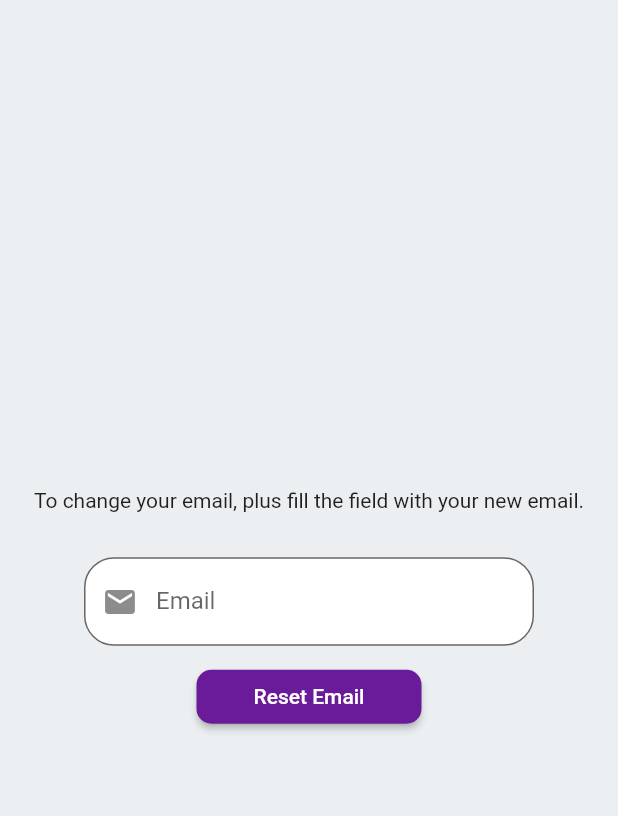
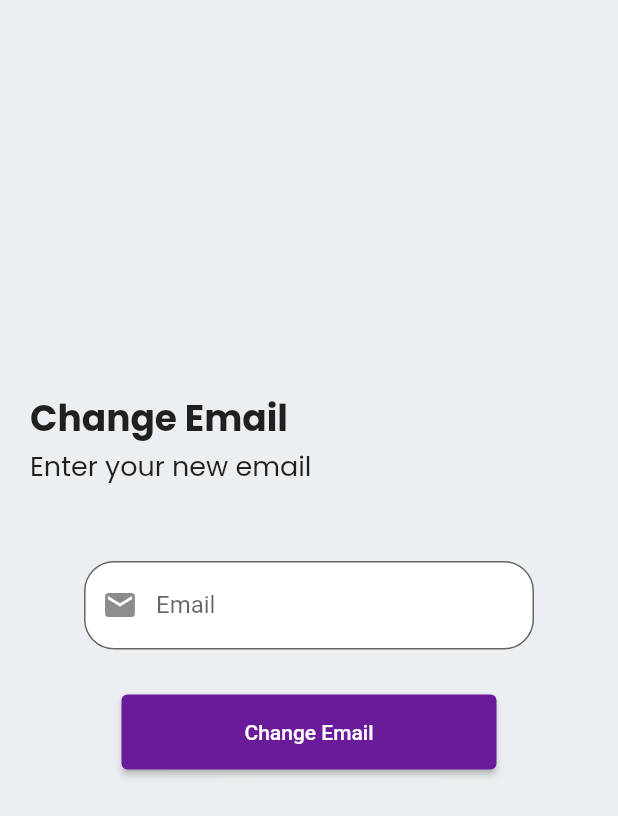
Before and after one commit to LahoucineLapunaire/ilili, a Flutter app: the SettingsPage screen opened directly, after a tap on "Change email", on a phone screen of 412 x 824 dp. Shown: the top 816 px of the screen. Run offline on Flutter 3.47's test engine with Material 2 defaults, Android fonts, the phone set to English and light mode, and no system bars; our stand-ins replace audioplayers, carousel_slider, cloud_firestore, delayed_display, file_picker, firebase_auth and 12 more; missing offline and left inert: ffmpeg_kit_flutter, flutter_sound, mailer; accounts and stored records are empty; network calls fail; statements that could not run were skipped.

Commit message:
[STYLE]  MessageList,ResetEmail, Settings, SetUsername : Creation of style and animation for Chat, MessageList,ResetEmail, Settings, SetUsername

```diff
--- a/lib/components/resetEmail.dart
+++ b/lib/components/resetEmail.dart
@@ -1,5 +1,6 @@
 import 'package:firebase_auth/firebase_auth.dart';
 import 'package:flutter/material.dart';
+import 'package:google_fonts/google_fonts.dart';
 import 'package:ilili/components/login.dart';
 import 'package:cloud_firestore/cloud_firestore.dart';
 import 'package:ilili/components/widget.dart';
@@ -25,9 +26,9 @@ class _ResetEmailState extends State<ResetEmail> {
           mainAxisAlignment: MainAxisAlignment.center,
           children: [
             TextTop(),
-            SizedBox(height: 20),
+            SizedBox(height: 50),
             EmailSection(),
-            SizedBox(height: 20),
+            SizedBox(height: 50),
           ],
         ),
       ),
@@ -40,12 +41,32 @@ class TextTop extends StatelessWidget {
 
   @override
   Widget build(BuildContext context) {
-    return const Padding(
-      padding: EdgeInsets.all(10),
-      child: Text(
-        "To change your email, plus fill the field with your new email.",
-        style: TextStyle(),
-      ),
+    return Column(
+      children: [
+        Container(
+          padding: EdgeInsets.only(left: 20),
+          width: double.maxFinite,
+          child:
+              Column(crossAxisAlignment: CrossAxisAlignment.start, children: [
+            Text(
+              "Change Email",
+              style: TextStyle(
+                fontFamily: GoogleFonts.poppins().fontFamily,
+                fontSize: 24,
+                fontWeight: FontWeight.bold,
+              ),
+            ),
+            Text(
+              "Enter your new email",
+              style: TextStyle(
+                fontFamily: GoogleFonts.poppins().fontFamily,
+                fontSize: 18,
+                fontWeight: FontWeight.w400,
+              ),
+            )
+          ]),
+        )
+      ],
     );
   }
 }
@@ -94,22 +115,19 @@ class _EmailSectionState extends State<EmailSection> {
                 ),
               ),
             ),
-            SizedBox(height: 10),
+            SizedBox(height: 30),
             ElevatedButton(
               onPressed: () {
                 sendEmailResetEmail();
               },
-              child: Text('Reset Email'),
+              child: Text(
+                "Change Email",
+              ),
               style: ElevatedButton.styleFrom(
-                shape: RoundedRectangleBorder(
-                  borderRadius: BorderRadius.circular(10),
-                ),
-                fixedSize:
-                    Size(150, 25), // Set the width and height of the button
-                backgroundColor:
-                    Color(0xFF6A1B9A), // Set the background color of the button
+                backgroundColor: Color(0xFF6A1B9A),
+                minimumSize: Size(250, 50),
               ),
-            ),
+            )
           ],
         ));
   }
--- a/lib/components/settings.dart
+++ b/lib/components/settings.dart
@@ -1,6 +1,7 @@
 import 'package:cloud_firestore/cloud_firestore.dart';
 import 'package:firebase_auth/firebase_auth.dart';
 import 'package:flutter/material.dart';
+import 'package:google_fonts/google_fonts.dart';
 import 'package:ilili/components/PrivacyPolicy.dart';
 import 'package:ilili/components/changeProfile.dart';
 import 'package:ilili/components/legalnotice.dart';
@@ -51,8 +52,24 @@ class _SettingsPageState extends State<SettingsPage> {
   @override
   Widget build(BuildContext context) {
     return Scaffold(
+        backgroundColor: Color(0xFFFAFAFA),
         appBar: AppBar(
-          title: Text('Settings'),
+          backgroundColor: Color(0xFFFAFAFA),
+          leading: IconButton(
+            icon: Icon(Icons.arrow_back, color: Colors.black),
+            onPressed: () {
+              Navigator.pop(context);
+            },
+          ),
+          title: Text(
+            "Settings",
+            style: TextStyle(
+              fontFamily: GoogleFonts.poppins().fontFamily,
+              fontSize: 24,
+              fontWeight: FontWeight.bold,
+              color: Colors.black,
+            ),
+          ),
         ),
         body: SingleChildScrollView(
           child: Container(
@@ -109,7 +126,8 @@ class ProfileSection extends StatelessWidget {
             title: Text(
               'Account Settings', // Text for the title
               style: TextStyle(
-                fontWeight: FontWeight.bold,
+                fontFamily: GoogleFonts.poppins().fontFamily,
+                fontWeight: FontWeight.w600,
                 fontSize: 18,
               ),
             ),
@@ -182,15 +200,25 @@ class _NotificationSectionState extends State<NotificationSection> {
             title: Text(
               'Notifications', // Text for the title
               style: TextStyle(
-                fontWeight: FontWeight.bold,
+                fontFamily: GoogleFonts.poppins().fontFamily,
+                fontWeight: FontWeight.w600,
                 fontSize: 18,
               ),
             ),
           ),
           ListTile(
-            title: Text("Followers"),
-            subtitle: Text("Turn on/off notifications about followers"),
+            title: Text(
+              "Followers",
+              style: TextStyle(
+                fontFamily: GoogleFonts.poppins().fontFamily,
+              ),
+            ),
+            subtitle: Text("Turn on/off notifications about followers",
+                style: TextStyle(
+                  fontFamily: GoogleFonts.poppins().fontFamily,
+                )),
             trailing: Switch(
+              activeColor: Color(0xFF6A1B9A),
               value: followers,
               onChanged: (value) {
                 setState(() {
@@ -201,9 +229,16 @@ class _NotificationSectionState extends State<NotificationSection> {
             ),
           ),
           ListTile(
-            title: Text("Chat messages"),
-            subtitle: Text("Turn on/off notifications about messages"),
+            title: Text("Chat messages",
+                style: TextStyle(
+                  fontFamily: GoogleFonts.poppins().fontFamily,
+                )),
+            subtitle: Text("Turn on/off notifications about messages",
+                style: TextStyle(
+                  fontFamily: GoogleFonts.poppins().fontFamily,
+                )),
             trailing: Switch(
+              activeColor: Color(0xFF6A1B9A),
               value: chat,
               onChanged: (value) {
                 setState(() {
@@ -214,9 +249,16 @@ class _NotificationSectionState extends State<NotificationSection> {
             ),
           ),
           ListTile(
-            title: Text("Comments"),
-            subtitle: Text("Turn on/off notifications about comments"),
+            title: Text("Comments",
+                style: TextStyle(
+                  fontFamily: GoogleFonts.poppins().fontFamily,
+                )),
+            subtitle: Text("Turn on/off notifications about comments",
+                style: TextStyle(
+                  fontFamily: GoogleFonts.poppins().fontFamily,
+                )),
             trailing: Switch(
+              activeColor: Color(0xFF6A1B9A),
               value: comments,
               onChanged: (value) {
                 setState(() {
@@ -276,7 +318,8 @@ class _AppSectionState extends State<AppSection> {
             title: Text(
               'General Settings', // Text for the title
               style: TextStyle(
-                fontWeight: FontWeight.bold,
+                fontFamily: GoogleFonts.poppins().fontFamily,
+                fontWeight: FontWeight.w600,
                 fontSize: 18,
               ),
             ),
@@ -315,16 +358,26 @@ class SubscriptionSection extends StatelessWidget {
             title: Text(
               'Subscription', // Text for the title
               style: TextStyle(
-                fontWeight: FontWeight.bold,
+                fontFamily: GoogleFonts.poppins().fontFamily,
+                fontWeight: FontWeight.w600,
                 fontSize: 18,
               ),
             ),
           ),
           ListTile(
-            title: Text("Available soon"),
+            title: Text("Available soon",
+                style: TextStyle(
+                  fontFamily: GoogleFonts.poppins().fontFamily,
+                )),
             subtitle: subscription
-                ? Text("You are subscribed to ilili subsciption")
-                : Text("You are not subscribed to ilili subsciption"),
+                ? Text("You are subscribed to ilili subsciption",
+                    style: TextStyle(
+                      fontFamily: GoogleFonts.poppins().fontFamily,
+                    ))
+                : Text("You are not subscribed to ilili subsciption",
+                    style: TextStyle(
+                      fontFamily: GoogleFonts.poppins().fontFamily,
+                    )),
           )
         ],
       ),
@@ -345,13 +398,17 @@ class HelpSection extends StatelessWidget {
             title: Text(
               'Help and Support', // Text for the title
               style: TextStyle(
-                fontWeight: FontWeight.bold,
+                fontFamily: GoogleFonts.poppins().fontFamily,
+                fontWeight: FontWeight.w600,
                 fontSize: 18,
               ),
             ),
           ),
           ListTile(
-            title: Text("Contact support"),
+            title: Text("Contact support",
+                style: TextStyle(
+                  fontFamily: GoogleFonts.poppins().fontFamily,
+                )),
             onTap: () {
               showModalBottomSheet(
                 context: context,
@@ -360,10 +417,16 @@ class HelpSection extends StatelessWidget {
             },
           ),
           ListTile(
-            title: Text("View FAQs or Help Center"),
+            title: Text("View FAQs or Help Center",
+                style: TextStyle(
+                  fontFamily: GoogleFonts.poppins().fontFamily,
+                )),
           ),
           ListTile(
-            title: Text("Report a problem or bug"),
+            title: Text("Report a problem or bug",
+                style: TextStyle(
+                  fontFamily: GoogleFonts.poppins().fontFamily,
+                )),
             onTap: () {
               showModalBottomSheet(
                 context: context,
@@ -390,20 +453,27 @@ class AboutSection extends StatelessWidget {
             title: Text(
               'About and Legal', // Text for the title
               style: TextStyle(
-                fontWeight: FontWeight.bold,
+                fontFamily: GoogleFonts.poppins().fontFamily,
+                fontWeight: FontWeight.w600,
                 fontSize: 18,
               ),
             ),
           ),
           ListTile(
-            title: Text("Legal Notice"),
+            title: Text("Legal Notice",
+                style: TextStyle(
+                  fontFamily: GoogleFonts.poppins().fontFamily,
+                )),
             onTap: () {
               Navigator.push(context,
                   MaterialPageRoute(builder: (context) => (LegalNoticePage())));
             },
           ),
           ListTile(
-            title: Text("Terms of Service"),
+            title: Text("Terms of Service",
+                style: TextStyle(
+                  fontFamily: GoogleFonts.poppins().fontFamily,
+                )),
             onTap: () {
               Navigator.push(
                   context,
@@ -412,7 +482,10 @@ class AboutSection extends StatelessWidget {
             },
           ),
           ListTile(
-            title: Text("Privacy Policy"),
+            title: Text("Privacy Policy",
+                style: TextStyle(
+                  fontFamily: GoogleFonts.poppins().fontFamily,
+                )),
             onTap: () {
               Navigator.push(
                   context,
@@ -491,6 +564,7 @@ class LogoutSection extends StatelessWidget {
         child: Text(
           "Logout",
           style: TextStyle(
+            fontFamily: GoogleFonts.poppins().fontFamily,,
             fontSize: 18,
             fontWeight: FontWeight.bold,
             color: Colors.red,
--- a/lib/main.dart
+++ b/lib/main.dart
@@ -6,6 +6,7 @@ import 'package:firebase_auth/firebase_auth.dart';
 import 'package:ilili/components/appRouter.dart';
 import 'package:ilili/components/emailNotVerified.dart';
 import 'package:ilili/components/getStarted.dart';
+import 'package:ilili/components/setUsername.dart';
 import 'package:permission_handler/permission_handler.dart';
 import 'package:shared_preferences/shared_preferences.dart';
 
```
Also changed, not shown: lib/components/chat.dart (+22 -4 lines), lib/components/messageList.dart (+28 -7 lines), lib/components/setUsername.dart (+45 -18 lines).
